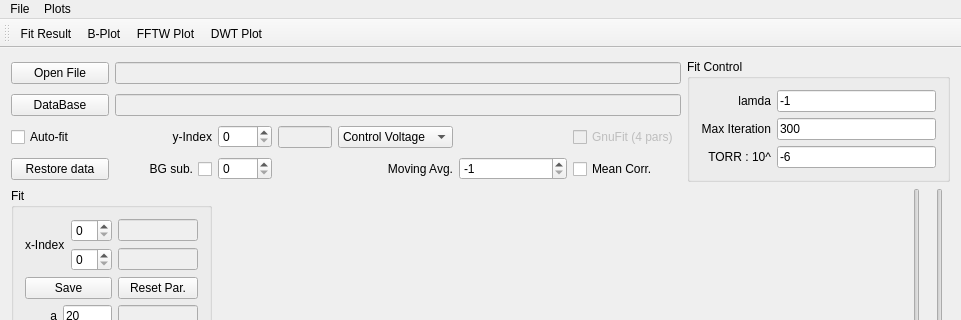
goluckyryan/nonLinearFit, file Analysis_UI/mainwindow.ui: the form before one commit; both pictures show x 0 to 961 and y 0 to 320 of the 961 by 717 pixel window.
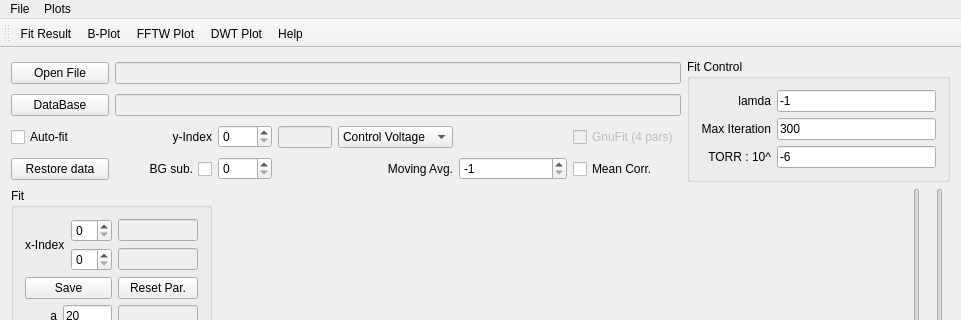
The form after the commit. Custom widgets are drawn as their Qt base class.

Commit message: add help pictures; help dialog

Diff of the .ui file:
```diff
--- a/Analysis_UI/mainwindow.ui
+++ b/Analysis_UI/mainwindow.ui
@@ -706,6 +706,7 @@
    <addaction name="actionB_Plot"/>
    <addaction name="actionFFTW_Plot"/>
    <addaction name="actionDWT_Plot"/>
+   <addaction name="actionHelp"/>
   </widget>
   <widget class="QStatusBar" name="statusBar"/>
   <action name="actionFit_Result">
@@ -782,6 +783,11 @@
     <string>DWT Plot</string>
    </property>
   </action>
+  <action name="actionHelp">
+   <property name="text">
+    <string>Help</string>
+   </property>
+  </action>
  </widget>
  <layoutdefault spacing="6" margin="11"/>
  <customwidgets>
```
The commit also changes 8 other files.
